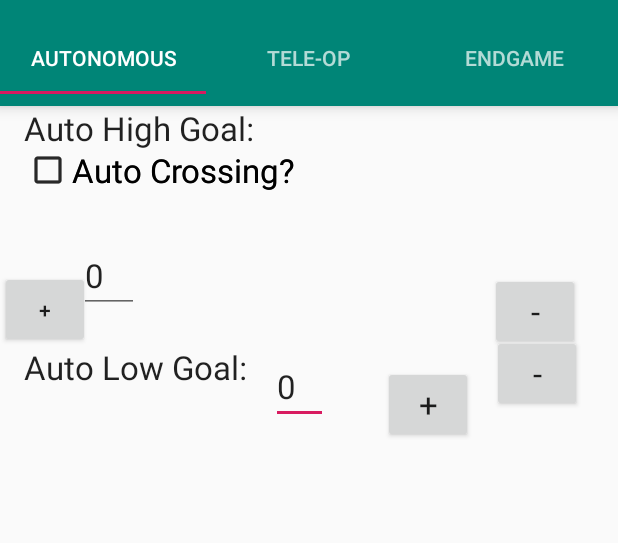
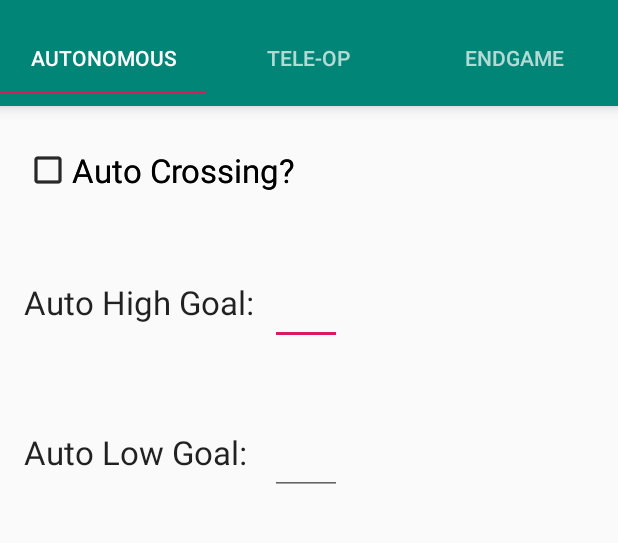
Before and after one commit to CRRobotics/Scouter2020, an Android app: the screen it shows after launch (MainActivity), on a phone screen of 412 x 824 dp, the part 62-605 px from its top. Run offline under Robolectric (Android 15) with nearby library versions, the phone set to English and light mode, and no system bars.

Commit message:
Update fragment_tab1.xml

```diff
--- a/BigScouting2020/app/src/main/res/layout/fragment_tab1.xml
+++ b/BigScouting2020/app/src/main/res/layout/fragment_tab1.xml
@@ -35,113 +35,62 @@
             app:layout_constraintStart_toStartOf="parent"
             app:layout_constraintTop_toTopOf="parent" />
 
-        <Button
-            android:layout_width="60dp"
-            android:layout_height="51dp"
-            android:layout_marginTop="111dp"
-            android:layout_marginEnd="25dp"
-            android:text="-"
-            android:textAppearance="@style/TextAppearance.AppCompat.Large"
-            app:layout_constraintEnd_toEndOf="parent"
-            app:layout_constraintTop_toTopOf="parent" />
-
-        <Button
-            android:id="@+id/buttonPlus2"
-            android:layout_width="60dp"
-            android:layout_height="51dp"
-            android:layout_marginStart="76dp"
-            android:layout_marginTop="12dp"
-            android:text="+"
-            android:textAppearance="@style/TextAppearance.AppCompat.Large"
-            app:layout_constraintStart_toEndOf="@+id/lowGoalAuto"
-            app:layout_constraintTop_toBottomOf="@+id/buttonPlus1" />
-
-        <Button
-            android:id="@+id/buttonPlus"
-            android:layout_width="60dp"
-            android:layout_height="51dp"
-            android:layout_marginEnd="24dp"
-            android:layout_marginBottom="508dp"
-            android:text="-"
-            android:textAppearance="@style/TextAppearance.AppCompat.Large"
-            app:layout_constraintBottom_toBottomOf="parent"
-            app:layout_constraintEnd_toEndOf="parent" />
-
-        <Button
-            android:id="@+id/button10"
-            android:layout_width="60dp"
-            android:layout_height="51dp"
-            android:layout_marginStart="252dp"
-            android:layout_marginBottom="500dp"
-            android:text="-"
-            android:textAppearance="@style/TextAppearance.AppCompat.Large"
-            app:layout_constraintBottom_toBottomOf="parent"
-            app:layout_constraintStart_toEndOf="@+id/buttonPlus2" />
-
         <TextView
             android:id="@+id/lowGoalAuto"
             android:layout_width="163dp"
             android:layout_height="43dp"
             android:layout_marginStart="16dp"
-            android:layout_marginBottom="509dp"
+            android:layout_marginTop="216dp"
+            android:layout_marginEnd="232dp"
             android:text="Auto Low Goal:"
             android:textAppearance="@style/TextAppearance.AppCompat.Large"
-            app:layout_constraintBottom_toBottomOf="parent"
-            app:layout_constraintStart_toStartOf="parent" />
+            app:layout_constraintEnd_toEndOf="parent"
+            app:layout_constraintHorizontal_bias="0.0"
+            app:layout_constraintStart_toStartOf="parent"
+            app:layout_constraintTop_toTopOf="parent" />
+
+        <TextView
+            android:id="@+id/highGoalAuto"
+            android:layout_width="163dp"
+            android:layout_height="43dp"
+            android:layout_marginStart="16dp"
+            android:layout_marginTop="116dp"
+            android:text="Auto High Goal:"
+            android:textAppearance="@style/TextAppearance.AppCompat.Large"
+            app:layout_constraintEnd_toEndOf="parent"
+            app:layout_constraintHorizontal_bias="0.0"
+            app:layout_constraintStart_toStartOf="parent"
+            app:layout_constraintTop_toTopOf="parent" />
 
         <EditText
-            android:id="@+id/editText3"
-            android:layout_width="38dp"
-            android:layout_height="46dp"
-            android:layout_marginStart="1dp"
-            android:layout_marginTop="28dp"
-            android:layout_marginEnd="32dp"
-            android:layout_marginBottom="515dp"
+            android:id="@+id/editText"
+            android:layout_width="48dp"
+            android:layout_height="43dp"
+            android:layout_marginTop="116dp"
+            android:layout_marginEnd="184dp"
             android:ems="10"
             android:inputType="number"
-            android:text="0"
-            android:textAppearance="@style/TextAppearance.AppCompat.Large"
             app:layout_constraintBottom_toBottomOf="parent"
-            app:layout_constraintEnd_toStartOf="@+id/buttonPlus2"
-            app:layout_constraintHorizontal_bias="0.0"
-            app:layout_constraintStart_toEndOf="@+id/lowGoalAuto"
-            app:layout_constraintTop_toBottomOf="@+id/editText2"
+            app:layout_constraintEnd_toEndOf="parent"
+            app:layout_constraintHorizontal_bias="1.0"
+            app:layout_constraintStart_toStartOf="parent"
+            app:layout_constraintTop_toTopOf="parent"
             app:layout_constraintVertical_bias="0.0" />
-
-        <Button
-            android:id="@+id/buttonPlus1"
-            android:layout_width="60dp"
-            android:layout_height="51dp"
-            android:layout_marginTop="110dp"
-            android:text="+"
-            app:layout_constraintTop_toTopOf="parent"
-            tools:layout_editor_absoluteX="255dp" />
 
         <EditText
             android:id="@+id/editText2"
-            android:layout_width="40dp"
+            android:layout_width="48dp"
             android:layout_height="43dp"
-            android:layout_marginStart="1dp"
-            android:layout_marginTop="40dp"
-            android:layout_marginEnd="35dp"
+            android:layout_marginTop="216dp"
+            android:layout_marginEnd="184dp"
             android:ems="10"
             android:inputType="number"
-            android:text="0"
-            android:textAppearance="@style/TextAppearance.AppCompat.Large"
-            app:layout_constraintBottom_toTopOf="@+id/editText3"
-            app:layout_constraintEnd_toStartOf="@+id/buttonPlus1"
-            app:layout_constraintStart_toEndOf="@+id/textView6"
-            app:layout_constraintTop_toBottomOf="@+id/autoCrossing" />
-
-        <TextView
-            android:id="@+id/textView6"
-            android:layout_width="163dp"
-            android:layout_height="43dp"
-            android:layout_marginStart="16dp"
-            android:text="Auto High Goal:"
-            android:textAppearance="@style/TextAppearance.AppCompat.Large"
+            app:layout_constraintBottom_toBottomOf="parent"
+            app:layout_constraintEnd_toEndOf="parent"
+            app:layout_constraintHorizontal_bias="1.0"
             app:layout_constraintStart_toStartOf="parent"
-            tools:layout_editor_absoluteY="109dp" />
+            app:layout_constraintTop_toTopOf="parent"
+            app:layout_constraintVertical_bias="0.0" />
 
     </androidx.constraintlayout.widget.ConstraintLayout>
 
```
